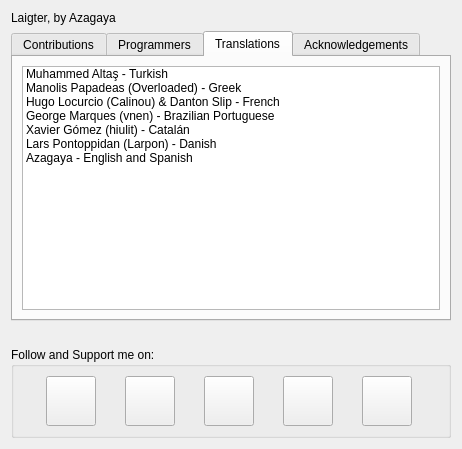
azagaya/laigter, file gui/about_dialog.ui: the form before one commit.
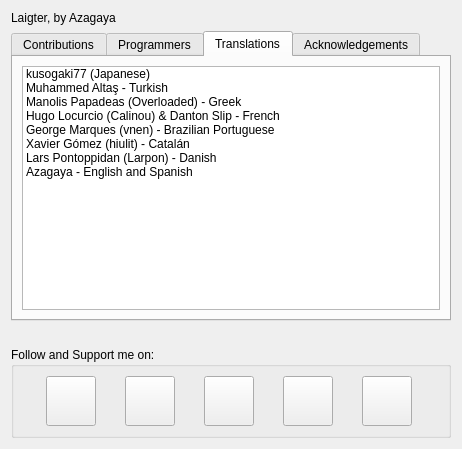
The form after the commit. The open tabs and pages were chosen to show the change. Icons and pictures are not drawn.

What changed in the file:
```diff
--- a/gui/about_dialog.ui
+++ b/gui/about_dialog.ui
@@ -258,6 +258,11 @@
       <layout class="QGridLayout" name="gridLayout_6">
        <item row="0" column="0">
         <widget class="QListWidget" name="listWidget_3">
+         <item>
+          <property name="text">
+           <string>kusogaki77 (Japanese)</string>
+          </property>
+         </item>
          <item>
           <property name="text">
            <string>Muhammed Altaş - Turkish</string>
```
Left out of the diff: 2 changed lines with no effect on the pictures.
